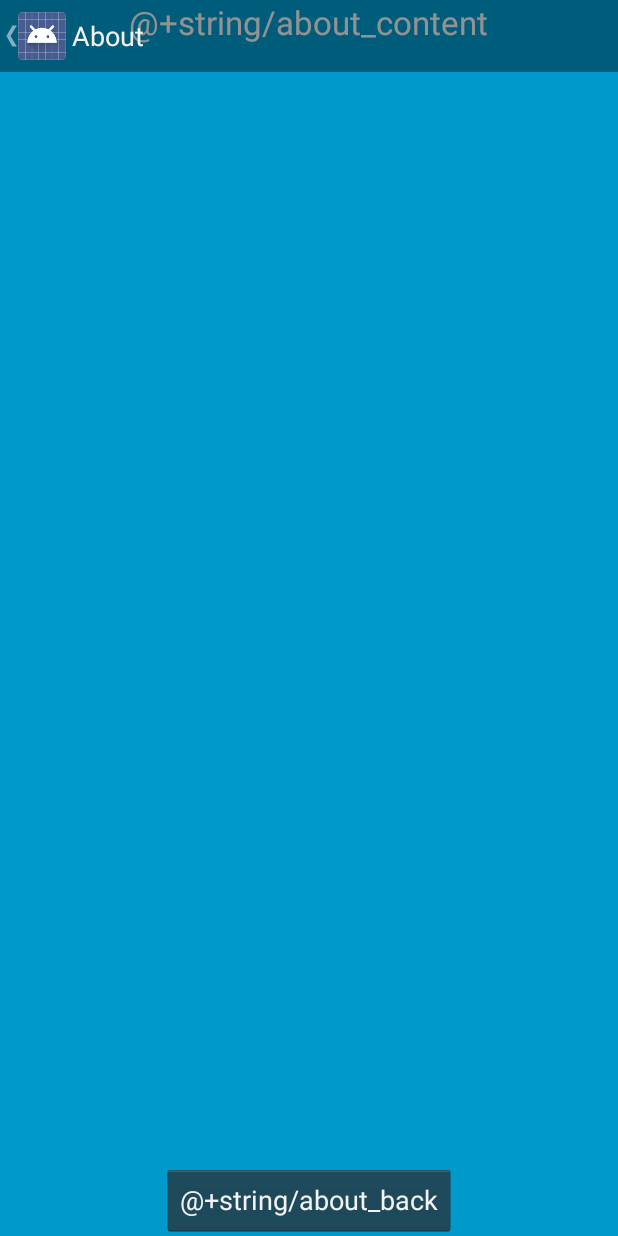
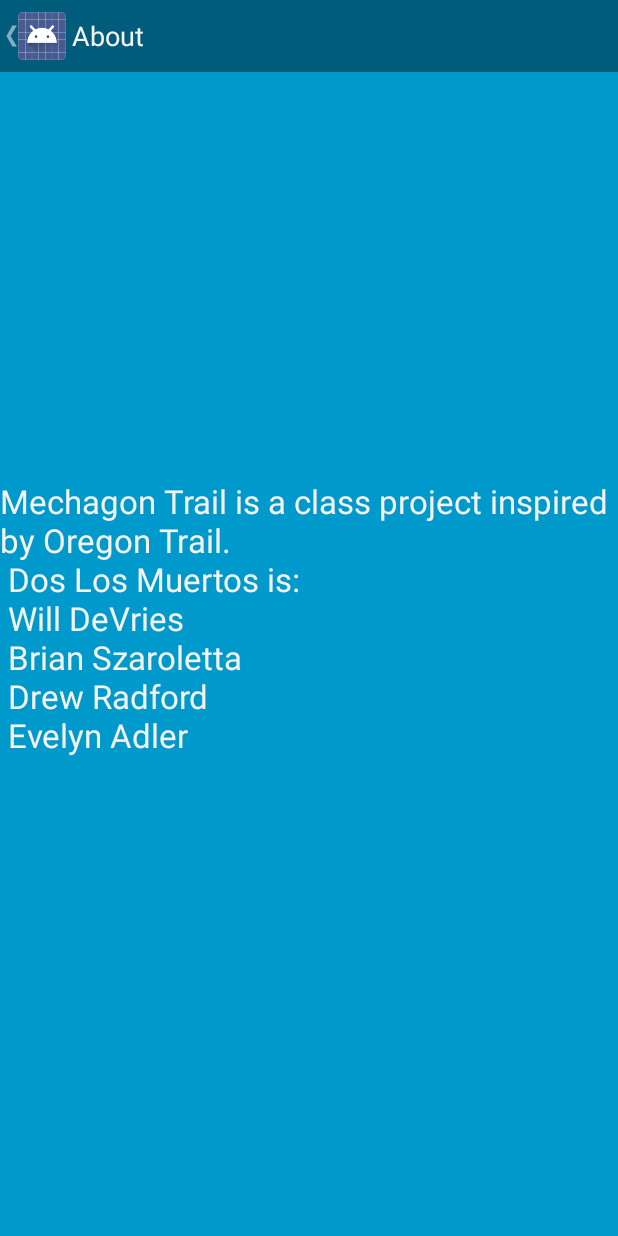
Before and after one commit to ajradfor/Mechagon-Trail-Class-Project, an Android app: the About screen opened directly, with no data from a screen before it, on a phone screen of 412 x 824 dp. Run offline under Robolectric (Android 15) with nearby library versions, the phone set to English and light mode, and no system bars.

Commit message:
Removed Back Button
Back button on "About" page removed because it was redundant. Limited
functionality is still functionality!

```diff
--- a/MechagonTrail/app/build.gradle
+++ b/MechagonTrail/app/build.gradle
@@ -6,7 +6,7 @@ android {
 
     defaultConfig {
         applicationId "doslosmuertos.mechagontrail"
-        minSdkVersion 15
+        minSdkVersion 17
         targetSdkVersion 21
         versionCode 1
         versionName "1.0"
--- a/MechagonTrail/app/src/main/java/doslosmuertos/mechagontrail/About.java
+++ b/MechagonTrail/app/src/main/java/doslosmuertos/mechagontrail/About.java
@@ -22,7 +22,6 @@ import android.widget.Button;
  * @see SystemUiHider
  */
 public class About extends Activity {
-    Button back;
     /**
      * Whether or not the system UI should be auto-hidden after
      * {@link #AUTO_HIDE_DELAY_MILLIS} milliseconds.
@@ -59,15 +58,6 @@ public class About extends Activity {
         setupActionBar();
 
         final View contentView = findViewById(R.id.fullscreen_content);
-
-        back = (Button)findViewById(R.id.about_back);
-        back.setOnClickListener(new View.OnClickListener() {
-            @Override
-            public void onClick(View v) {
-                Intent intent = new Intent(getApplicationContext(), TitleScreen.class);
-                startActivity(intent);
-            }
-        });
 
         // Set up an instance of SystemUiHider to control the system UI for
         // this activity.
--- a/MechagonTrail/app/src/main/res/layout/activity_about.xml
+++ b/MechagonTrail/app/src/main/res/layout/activity_about.xml
@@ -15,15 +15,10 @@
         android:layout_width="wrap_content"
         android:layout_height="wrap_content"
         android:textAppearance="?android:attr/textAppearanceLarge"
-        android:text="@+string/about_content"
+        android:text="@string/about_content"
         android:id="@+id/textView"
-        android:layout_gravity="center_horizontal|top" />
+        android:layout_gravity="center"
+        android:textAlignment="center"
+        android:focusable="false" />
 
-    <Button
-        android:layout_width="wrap_content"
-        android:layout_height="wrap_content"
-        android:text="@+string/about_back"
-        android:id="@+id/about_back"
-        android:layout_gravity="center_horizontal|bottom"
-        android:clickable="true" />
 </FrameLayout>
--- a/MechagonTrail/app/src/main/res/layout/activity_title_screen.xml
+++ b/MechagonTrail/app/src/main/res/layout/activity_title_screen.xml
@@ -20,7 +20,7 @@
             android:layout_width="wrap_content"
             android:layout_height="wrap_content"
             android:textAppearance="?android:attr/textAppearanceLarge"
-            android:text="@+string/app_name"
+            android:text="@string/app_name"
             android:id="@+id/TitleTitle"
             android:layout_alignParentTop="true"
             android:layout_centerHorizontal="true"
@@ -29,7 +29,7 @@
         <Button
             android:layout_width="wrap_content"
             android:layout_height="wrap_content"
-            android:text="@+string/new_game"
+            android:text="@string/new_game"
             android:id="@+id/new_game_button"
             android:layout_centerVertical="true"
             android:layout_centerHorizontal="true"
@@ -38,7 +38,7 @@
         <Button
             android:layout_width="wrap_content"
             android:layout_height="wrap_content"
-            android:text="@+string/load_game"
+            android:text="@string/load_game"
             android:id="@+id/load_game_button"
             android:layout_marginTop="32dp"
             android:layout_below="@+id/new_game_button"
```
